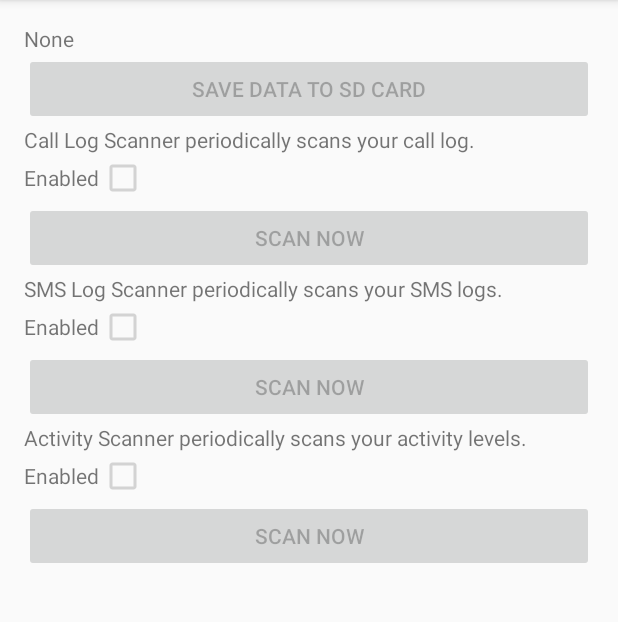
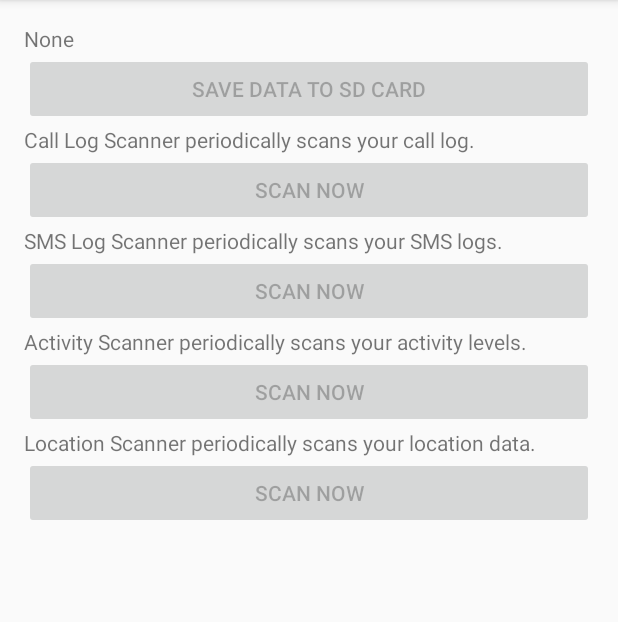
Before and after one commit to lin-ll/SelfAware, an Android app: the screen it shows after launch (MainActivity), on a phone screen of 412 x 824 dp, the part 84-706 px from its top. Run offline under Robolectric (Android 15) with nearby library versions, the phone set to English and light mode, and no system bars; libraries missing offline, so code that uses them is left out: edu.mit.media; 2 statements that could not run were skipped.

Commit message:
No more enable checkboxes, new location probe sensing

```diff
--- a/app/src/main/res/layout/content_main.xml
+++ b/app/src/main/res/layout/content_main.xml
@@ -28,17 +28,6 @@
         android:layout_width="wrap_content"
         android:layout_height="wrap_content"
         android:text="Call Log Scanner periodically scans your call log." />
-    <LinearLayout
-        android:layout_width="wrap_content"
-        android:layout_height="wrap_content"
-        android:orientation="horizontal" >
-        <TextView android:text="Enabled"
-            android:layout_width="wrap_content"
-            android:layout_height="wrap_content"/>
-        <CheckBox android:id="@+id/enabledCall"
-            android:layout_width="wrap_content"
-            android:layout_height="wrap_content"/>
-    </LinearLayout>
     <Button android:id="@+id/scanCall"
         android:text="Scan Now"
         android:layout_width="fill_parent"
@@ -48,17 +37,6 @@
         android:layout_width="wrap_content"
         android:layout_height="wrap_content"
         android:text="SMS Log Scanner periodically scans your SMS logs." />
-    <LinearLayout
-        android:layout_width="wrap_content"
-        android:layout_height="wrap_content"
-        android:orientation="horizontal" >
-        <TextView android:text="Enabled"
-            android:layout_width="wrap_content"
-            android:layout_height="wrap_content"/>
-        <CheckBox android:id="@+id/enabledSMS"
-            android:layout_width="wrap_content"
-            android:layout_height="wrap_content"/>
-    </LinearLayout>
     <Button android:id="@+id/scanSMS"
         android:text="Scan Now"
         android:layout_width="fill_parent"
@@ -68,19 +46,17 @@
         android:layout_width="wrap_content"
         android:layout_height="wrap_content"
         android:text="Activity Scanner periodically scans your activity levels." />
-    <LinearLayout
-        android:layout_width="wrap_content"
-        android:layout_height="wrap_content"
-        android:orientation="horizontal" >
-        <TextView android:text="Enabled"
-            android:layout_width="wrap_content"
-            android:layout_height="wrap_content"/>
-        <CheckBox android:id="@+id/enabledAct"
-            android:layout_width="wrap_content"
-            android:layout_height="wrap_content"/>
-    </LinearLayout>
     <Button android:id="@+id/scanAct"
         android:text="Scan Now"
         android:layout_width="fill_parent"
         android:layout_height="wrap_content"/>
+
+    <TextView
+        android:layout_width="wrap_content"
+        android:layout_height="wrap_content"
+        android:text="Location Scanner periodically scans your location data." />
+    <Button android:id="@+id/scanLoc"
+        android:text="Scan Now"
+        android:layout_width="fill_parent"
+        android:layout_height="wrap_content"/>
 </LinearLayout>
```
Also changed, not shown: app/src/main/AndroidManifest.xml (+4 -5 lines), app/src/main/java/ll7/secondapp/MainActivity.java (+39 -106 lines), app/src/main/res/values/strings.xml (+6 -21 lines).
